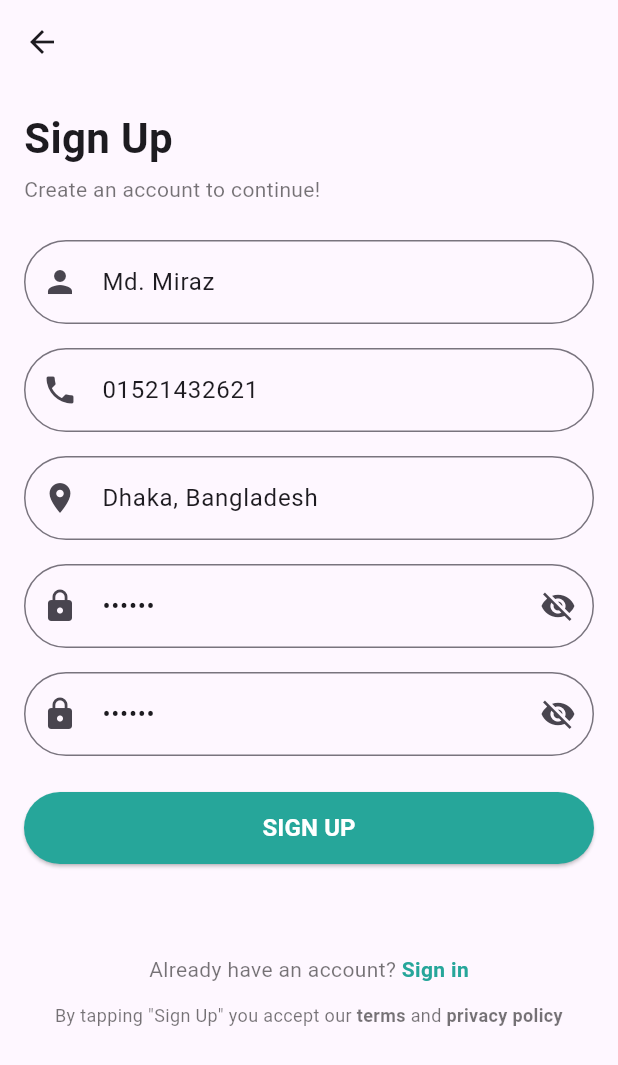
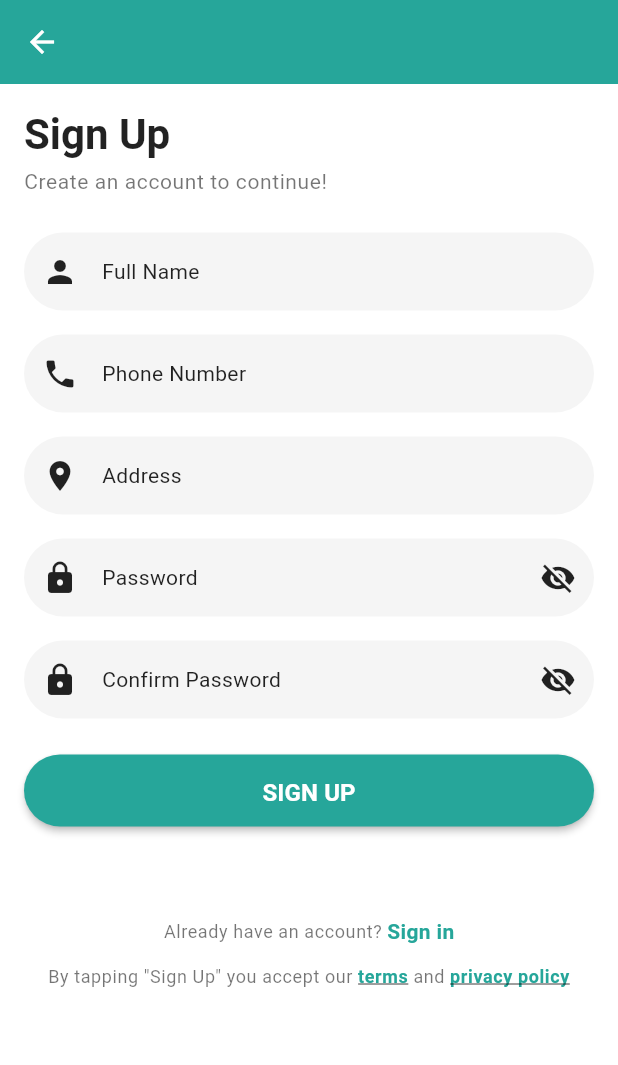
Before and after one commit to mirazanik/daily_food_price, a Flutter app: the screen it shows after launch, after a tap on "Sign up", on a phone screen of 412 x 824 dp. Shown: the top 1065 px of the screen. Run offline on Flutter 3.47's test engine with Material 3 defaults, Android fonts, the phone set to English and light mode, and no system bars; our stand-ins replace cached_network_image, flutter_svg, get, shared_preferences; network calls fail.

Commit message:
Update 3.0.0

```diff
--- /dev/null
+++ b/TODO.txt
@@ -0,0 +1 @@
+ flutter build appbundle --release
--- a/lib/app/modules/auth/views/sign_in_view.dart
+++ b/lib/app/modules/auth/views/sign_in_view.dart
@@ -47,22 +47,25 @@ class _SignInViewState extends State<SignInView> {
                   crossAxisAlignment: CrossAxisAlignment.start,
                   children: [
                     const SizedBox(height: 40),
-                    const Text(
+                    Text(
                       'Sign In',
-                      style: TextStyle(
+                      style: Theme.of(context).textTheme.titleLarge?.copyWith(
                         fontSize: 28,
                         fontWeight: FontWeight.bold,
                       ),
                     ),
                     const SizedBox(height: 8),
-                    const Text(
+                    Text(
                       'Welcome!\nPlease Login for taking our services.',
-                      style: TextStyle(fontSize: 14, color: Colors.black54),
+                      style: Theme.of(context).textTheme.bodySmall?.copyWith(
+                        fontSize: 14,
+                      ),
                     ),
                     const SizedBox(height: 32),
                     TextField(
                       controller: phoneController,
                       keyboardType: TextInputType.phone,
+                      style: Theme.of(context).textTheme.bodyMedium,
                       decoration: InputDecoration(
                         prefixIcon: const Icon(Icons.phone),
                         hintText: 'Phone Number',
@@ -78,6 +81,7 @@ class _SignInViewState extends State<SignInView> {
                     TextField(
                       controller: passwordController,
                       obscureText: obscurePassword,
+                      style: Theme.of(context).textTheme.bodyMedium,
                       decoration: InputDecoration(
                         prefixIcon: const Icon(Icons.lock),
                         hintText: 'Password',
@@ -106,12 +110,6 @@ class _SignInViewState extends State<SignInView> {
                       width: double.infinity,
                       height: 48,
                       child: ElevatedButton(
-                        style: ElevatedButton.styleFrom(
-                          backgroundColor: const Color(0xFF26A69A),
-                          shape: RoundedRectangleBorder(
-                            borderRadius: BorderRadius.circular(30),
-                          ),
-                        ),
                         onPressed: () {
                           authController.login(
                             phoneController.text.trim(),
@@ -123,7 +121,6 @@ class _SignInViewState extends State<SignInView> {
                           style: TextStyle(
                             fontSize: 16,
                             fontWeight: FontWeight.bold,
-                            color: Colors.white,
                           ),
                         ),
                       ),
@@ -135,9 +132,9 @@ class _SignInViewState extends State<SignInView> {
                         onPressed: () {
                           Get.toNamed(Routes.FORGOT_PASSWORD);
                         },
-                        child: const Text(
+                        child: Text(
                           'Forgot password?',
-                          style: TextStyle(color: Colors.black54),
+                          style: Theme.of(context).textTheme.bodySmall,
                         ),
                       ),
                     ),
@@ -145,16 +142,16 @@ class _SignInViewState extends State<SignInView> {
                     Row(
                       mainAxisAlignment: MainAxisAlignment.center,
                       children: [
-                        const Text(
+                        Text(
                           "Don't have an account? ",
-                          style: TextStyle(color: Colors.black54),
+                          style: Theme.of(context).textTheme.bodySmall,
                         ),
                         GestureDetector(
                           onTap: () => Get.toNamed(Routes.SIGN_UP),
-                          child: const Text(
+                          child: Text(
                             'Sign up',
                             style: TextStyle(
-                              color: Color(0xFF26A69A),
+                              color: Theme.of(context).primaryColor,
                               fontWeight: FontWeight.bold,
                             ),
                           ),
--- a/lib/app/modules/auth/views/sign_up_view.dart
+++ b/lib/app/modules/auth/views/sign_up_view.dart
@@ -1,7 +1,9 @@
 import 'package:flutter/material.dart';
+import 'package:flutter/gestures.dart';
 import 'package:get/get.dart';
 import 'package:http/http.dart' as http;
 import 'dart:convert';
+import 'package:url_launcher/url_launcher.dart';
 
 import '../../../routes/app_pages.dart';
 
@@ -24,11 +26,11 @@ class _SignUpViewState extends State<SignUpView> {
 
   @override
   Widget build(BuildContext context) {
-    nameController.text = 'Md. Miraz';
-    phoneController.text = '01521432621';
-    addressController.text = 'Dhaka, Bangladesh';
-    passwordController.text = '123456';
-    confirmPasswordController.text = '123456';
+    nameController.text = '';
+    phoneController.text = '';
+    addressController.text = '';
+    passwordController.text = '';
+    confirmPasswordController.text = '';
     return Scaffold(
       appBar: AppBar(title: const Text('')),
       body: SingleChildScrollView(
@@ -41,12 +43,17 @@ class _SignUpViewState extends State<SignUpView> {
                 Text(
                   'Sign Up',
                   textAlign: TextAlign.start,
-                  style: TextStyle(fontSize: 28, fontWeight: FontWeight.bold),
+                  style: Theme.of(context).textTheme.titleLarge?.copyWith(
+                    fontSize: 28,
+                    fontWeight: FontWeight.bold,
+                  ),
                 ),
                 const SizedBox(height: 4),
-                const Text(
+                Text(
                   'Create an account to continue!',
-                  style: TextStyle(fontSize: 14, color: Colors.black54),
+                  style: Theme.of(context).textTheme.bodySmall?.copyWith(
+                    fontSize: 14,
+                  ),
                 ),
                 Column(
                   children: [
@@ -112,12 +119,6 @@ class _SignUpViewState extends State<SignUpView> {
                       width: double.infinity,
                       height: 48,
                       child: ElevatedButton(
-                        style: ElevatedButton.styleFrom(
-                          backgroundColor: const Color(0xFF26A69A),
-                          shape: RoundedRectangleBorder(
-                            borderRadius: BorderRadius.circular(30),
-                          ),
-                        ),
                         onPressed: () {
 
                           signUpAndNavigate(
@@ -133,7 +134,6 @@ class _SignUpViewState extends State<SignUpView> {
                           style: TextStyle(
                             fontSize: 16,
                             fontWeight: FontWeight.bold,
-                            color: Colors.white,
                           ),
                         ),
                       ),
@@ -142,16 +142,16 @@ class _SignUpViewState extends State<SignUpView> {
                     Row(
                       mainAxisAlignment: MainAxisAlignment.center,
                       children: [
-                        const Text(
+                        Text(
                           'Already have an account? ',
-                          style: TextStyle(color: Colors.black54),
+                          style: Theme.of(context).textTheme.bodySmall,
                         ),
                         GestureDetector(
                           onTap: () => Get.toNamed(Routes.SIGN_IN),
-                          child: const Text(
+                          child: Text(
                             'Sign in',
                             style: TextStyle(
-                              color: Color(0xFF26A69A),
+                              color: Theme.of(context).primaryColor,
                               fontWeight: FontWeight.bold,
                             ),
                           ),
@@ -163,23 +163,34 @@ class _SignUpViewState extends State<SignUpView> {
                       child: Text.rich(
                         TextSpan(
                           text: 'By tapping "Sign Up" you accept our ',
-                          style: const TextStyle(
+                          style: Theme.of(context).textTheme.bodySmall?.copyWith(
                             fontSize: 12,
-                            color: Colors.black54,
                           ),
                           children: [
                             TextSpan(
                               text: 'terms',
-                              style: const TextStyle(
+                              style: TextStyle(
                                 fontWeight: FontWeight.bold,
+                                color: Theme.of(context).primaryColor,
+                                decoration: TextDecoration.underline,
                               ),
+                              recognizer: TapGestureRecognizer()
+                                ..onTap = () {
+                                  _launchURL('https://app.acibd.com/billprinting/terms-and-condition');
+                                },
                             ),
                             const TextSpan(text: ' and '),
                             TextSpan(
                               text: 'privacy policy',
-                              style: const TextStyle(
+                              style: TextStyle(
                                 fontWeight: FontWeight.bold,
+                                color: Theme.of(context).primaryColor,
+                                decoration: TextDecoration.underline,
                               ),
+                              recognizer: TapGestureRecognizer()
+                                ..onTap = () {
+                                  _launchURL('https://app.acibd.com/billprinting/privacy-policy');
+                                },
                             ),
                           ],
                         ),
@@ -197,6 +208,13 @@ class _SignUpViewState extends State<SignUpView> {
     );
   }
 
+  Future<void> _launchURL(String urlString) async {
+    final Uri url = Uri.parse(urlString);
+    if (!await launchUrl(url, mode: LaunchMode.externalApplication)) {
+      Get.snackbar('Error', 'Could not open the link');
+    }
+  }
+
   Widget _buildTextField({
     required TextEditingController controller,
     required String hint,
@@ -209,6 +227,7 @@ class _SignUpViewState extends State<SignUpView> {
       controller: controller,
       obscureText: obscureText,
       keyboardType: keyboardType,
+      style: Theme.of(context).textTheme.bodyMedium,
       decoration: InputDecoration(
         prefixIcon: Icon(icon),
         hintText: hint,
--- a/lib/app/modules/splash/views/splash_view.dart
+++ b/lib/app/modules/splash/views/splash_view.dart
@@ -28,7 +28,7 @@ class _SplashViewState extends State<SplashView> with SingleTickerProviderStateM
   @override
   Widget build(BuildContext context) {
     return Scaffold(
-      backgroundColor: const Color(0xFF26A69A),
+      backgroundColor: Theme.of(context).primaryColor,
       body: CustomImageView(
         alignment: Alignment.center,
         imagePath: "assets/images/logo.png",
--- /dev/null
+++ b/lib/constants/app_theme.dart
@@ -0,0 +1,207 @@
+import 'package:flutter/material.dart';
+
+class AppTheme {
+  // Brand Colors
+  static const Color primaryLight = Color(0xFF26A69A);
+  static const Color primaryDark = Color(0xFF1E8A7E);
+  static const Color accentLight = Color(0xFF24F6E3);
+  static const Color accentDark = Color(0xFF1DB5A8);
+
+  // Light Theme Colors
+  static ThemeData lightTheme = ThemeData(
+    useMaterial3: true,
+    brightness: Brightness.light,
+    primaryColor: primaryLight,
+    scaffoldBackgroundColor: Colors.white,
+
+    colorScheme: const ColorScheme.light(
+      primary: primaryLight,
+      secondary: accentLight,
+      surface: Colors.white,
+      error: Colors.red,
+      onPrimary: Colors.white,
+      onSecondary: Colors.black,
+      onSurface: Colors.black87,
+      onError: Colors.white,
+    ),
+
+    appBarTheme: const AppBarTheme(
+      backgroundColor: primaryLight,
+      foregroundColor: Colors.white,
+      elevation: 0,
+      iconTheme: IconThemeData(color: Colors.white),
+      titleTextStyle: TextStyle(
+        color: Colors.white,
+        fontSize: 18,
+        fontWeight: FontWeight.w500,
+      ),
+    ),
+
+    cardTheme: const CardThemeData(
+      color: Colors.white,
+      elevation: 2,
+      shape: RoundedRectangleBorder(borderRadius: BorderRadius.all(Radius.circular(12))),
+    ),
+
+    inputDecorationTheme: InputDecorationTheme(
+      filled: true,
+      fillColor: Colors.grey[100],
+      border: OutlineInputBorder(
+        borderRadius: BorderRadius.circular(30),
+        borderSide: BorderSide.none,
+      ),
+      enabledBorder: OutlineInputBorder(
+        borderRadius: BorderRadius.circular(30),
+        borderSide: BorderSide.none,
+      ),
+      focusedBorder: OutlineInputBorder(
+        borderRadius: BorderRadius.circular(30),
+        borderSide: const BorderSide(color: primaryLight, width: 2),
+      ),
+      contentPadding: const EdgeInsets.symmetric(vertical: 16, horizontal: 20),
+    ),
+
+    elevatedButtonTheme: ElevatedButtonThemeData(
+      style: ElevatedButton.styleFrom(
+        backgroundColor: primaryLight,
+        foregroundColor: Colors.white,
+        elevation: 2,
+        shape: RoundedRectangleBorder(
+          borderRadius: BorderRadius.circular(30),
+        ),
+        padding: const EdgeInsets.symmetric(vertical: 14, horizontal: 24),
+      ),
+    ),
+
+    textTheme: const TextTheme(
+      bodyLarge: TextStyle(color: Colors.black87),
+      bodyMedium: TextStyle(color: Colors.black87),
+      bodySmall: TextStyle(color: Colors.black54),
+      titleLarge: TextStyle(color: Colors.black87, fontWeight: FontWeight.bold),
+      titleMedium: TextStyle(color: Colors.black87, fontWeight: FontWeight.w600),
+      titleSmall: TextStyle(color: Colors.black87),
+    ),
+
+    iconTheme: const IconThemeData(color: Colors.black54),
+
+    dividerColor: Colors.grey[300],
+  );
+
+  // Dark Theme Colors
+  static ThemeData darkTheme = ThemeData(
+    useMaterial3: true,
+    brightness: Brightness.dark,
+    primaryColor: primaryDark,
+    scaffoldBackgroundColor: const Color(0xFF121212),
+
+    colorScheme: const ColorScheme.dark(
+      primary: primaryDark,
+      secondary: accentDark,
+      surface: Color(0xFF1E1E1E),
+      error: Colors.redAccent,
+      onPrimary: Colors.white,
+      onSecondary: Colors.white,
+      onSurface: Colors.white70,
+      onError: Colors.black,
+    ),
+
+    appBarTheme: const AppBarTheme(
+      backgroundColor: primaryDark,
+      foregroundColor: Colors.white,
+      elevation: 0,
+      iconTheme: IconThemeData(color: Colors.white),
+      titleTextStyle: TextStyle(
+        color: Colors.white,
+        fontSize: 18,
+        fontWeight: FontWeight.w500,
+      ),
+    ),
+
+    cardTheme: const CardThemeData(
+      color: Color(0xFF1E1E1E),
+      elevation: 4,
+      shape: RoundedRectangleBorder(borderRadius: BorderRadius.all(Radius.circular(12))),
+    ),
+
+    inputDecorationTheme: InputDecorationTheme(
+      filled: true,
+      fillColor: const Color(0xFF2C2C2C),
+      border: OutlineInputBorder(
+        borderRadius: BorderRadius.circular(30),
+        borderSide: BorderSide.none,
+      ),
+      enabledBorder: OutlineInputBorder(
+        borderRadius: BorderRadius.circular(30),
+        borderSide: BorderSide.none,
+      ),
+      focusedBorder: OutlineInputBorder(
+        borderRadius: BorderRadius.circular(30),
+        borderSide: const BorderSide(color: primaryDark, width: 2),
+      ),
+      hintStyle: const TextStyle(color: Colors.white38),
+      prefixIconColor: Colors.white54,
+      suffixIconColor: Colors.white54,
+      contentPadding: const EdgeInsets.symmetric(vertical: 16, horizontal: 20),
+    ),
+
+    elevatedButtonTheme: ElevatedButtonThemeData(
+      style: ElevatedButton.styleFrom(
+        backgroundColor: primaryDark,
+        foregroundColor: Colors.white,
+        elevation: 2,
+        shape: RoundedRectangleBorder(
+          borderRadius: BorderRadius.circular(30),
+        ),
+        padding: const EdgeInsets.symmetric(vertical: 14, horizontal: 24),
+      ),
+    ),
+
+    textTheme: const TextTheme(
+      bodyLarge: TextStyle(color: Colors.white70),
+      bodyMedium: TextStyle(color: Colors.white70),
+      bodySmall: TextStyle(color: Colors.white54),
+      titleLarge: TextStyle(color: Colors.white, fontWeight: FontWeight.bold),
+      titleMedium: TextStyle(color: Colors.white, fontWeight: FontWeight.w600),
+      titleSmall: TextStyle(color: Colors.white70),
+    ),
+
+    iconTheme: const IconThemeData(color: Colors.white70),
+
+    dividerColor: Colors.white24,
+  );
+
+  // Custom colors for specific widgets
+  static Color getFilterBackgroundColor(BuildContext context) {
+    return Theme.of(context).brightness == Brightness.light
+        ? Colors.grey[100]!
+        : const Color(0xFF2C2C2C);
+  }
+
+  static Color getTableHeaderColor(BuildContext context) {
+    return Theme.of(context).brightness == Brightness.light
+        ? primaryLight
+        : primaryDark;
+  }
+
+  static Color getTableRowColor(BuildContext context, int index) {
+    if (Theme.of(context).brightness == Brightness.light) {
+      return index % 2 == 0 ? Colors.white : Colors.grey[100]!;
+    } else {
+      return index % 2 == 0 ? const Color(0xFF1E1E1E) : const Color(0xFF252525);
+    }
+  }
+
+  static Color getInputFillColor(BuildContext context) {
+    return Theme.of(context).brightness == Brightness.light
+        ? Colors.white
+        : const Color(0xFF2C2C2C);
+  }
+
+  static Color getDropdownHighlightColor(BuildContext context, bool isSubmitted) {
+    if (Theme.of(context).brightness == Brightness.light) {
+      return isSubmitted ? const Color(0xFF24F6E3) : Colors.white;
+    } else {
+      return isSubmitted ? accentDark : const Color(0xFF2C2C2C);
+    }
+  }
+}
--- /dev/null
+++ b/lib/controllers/theme_controller.dart
@@ -0,0 +1,66 @@
+import 'package:flutter/material.dart';
+import 'package:get/get.dart';
+import 'package:shared_preferences/shared_preferences.dart';
+
+class ThemeController extends GetxController {
+  static const String _themeKey = 'theme_mode';
+
+  // Observable theme mode
+  final Rx<ThemeMode> themeMode = ThemeMode.light.obs;
+
+  @override
+  void onInit() {
+    super.onInit();
+    _loadThemeMode();
+  }
+
+  // Load saved theme mode from SharedPreferences
+  Future<void> _loadThemeMode() async {
+    final prefs = await SharedPreferences.getInstance();
+    final savedTheme = prefs.getString(_themeKey);
+
+    if (savedTheme != null) {
+      themeMode.value = savedTheme == 'dark' ? ThemeMode.dark : ThemeMode.light;
+    } else {
+      // Default to system theme
+      themeMode.value = ThemeMode.system;
+    }
+  }
+
+  // Toggle between light and dark theme
+  Future<void> toggleTheme() async {
+    if (themeMode.value == ThemeMode.light) {
+      themeMode.value = ThemeMode.dark;
+      await _saveThemeMode('dark');
+    } else {
+      themeMode.value = ThemeMode.light;
+      await _saveThemeMode('light');
+    }
+  }
+
+  // Set specific theme mode
+  Future<void> setThemeMode(ThemeMode mode) async {
+    themeMode.value = mode;
+    if (mode == ThemeMode.dark) {
+      await _saveThemeMode('dark');
+    } else if (mode == ThemeMode.light) {
+      await _saveThemeMode('light');
+    } else {
+      await _saveThemeMode('system');
+    }
+  }
+
+  // Save theme mode to SharedPreferences
+  Future<void> _saveThemeMode(String mode) async {
+    final prefs = await SharedPreferences.getInstance();
+    await prefs.setString(_themeKey, mode);
+  }
+
+  // Check if current theme is dark
+  bool get isDarkMode {
+    if (themeMode.value == ThemeMode.system) {
+      return Get.isPlatformDarkMode;
+    }
+    return themeMode.value == ThemeMode.dark;
+  }
+}
--- a/lib/main.dart
+++ b/lib/main.dart
@@ -3,14 +3,33 @@ import 'package:flutter/material.dart';
 import 'package:get/get.dart';
 
 import 'app/routes/app_pages.dart';
+import 'constants/app_theme.dart';
+import 'controllers/theme_controller.dart';
 
 void main() {
-  runApp(
-    GetMaterialApp(
-      title: "Application",
-      initialRoute: AppPages.INITIAL,
-      getPages: AppPages.routes,
-      debugShowCheckedModeBanner: false,
-    ),
-  );
+  // Initialize theme controller
+  Get.put(ThemeController());
+
+  runApp(const MyApp());
 }
+
+class MyApp extends StatelessWidget {
+  const MyApp({super.key});
+
+  @override
+  Widget build(BuildContext context) {
+    final ThemeController themeController = Get.find();
+
+    return Obx(
+      () => GetMaterialApp(
+        title: "Daily Food Price",
+        initialRoute: AppPages.INITIAL,
+        getPages: AppPages.routes,
+        debugShowCheckedModeBanner: false,
+        theme: AppTheme.lightTheme,
+        darkTheme: AppTheme.darkTheme,
+        themeMode: themeController.themeMode.value,
+      ),
+    );
+  }
+}
--- a/pubspec.yaml
+++ b/pubspec.yaml
@@ -16,7 +16,7 @@ publish_to: "none" # Remove this line if you wish to publish to pub.dev
 # https://developer.apple.com/library/archive/documentation/General/Reference/InfoPlistKeyReference/Articles/CoreFoundationKeys.html
 # In Windows, build-name is used as the major, minor, and patch parts
 # of the product and file versions while build-number is used as the build suffix.
-version: 1.0.0+1
+version: 3.0.0+3
 
 environment:
   sdk: ^3.7.2
@@ -39,6 +39,7 @@ dependencies:
   shared_preferences: ^2.2.2
   cached_network_image: ^3.4.1
   flutter_svg: ^2.0.15
+  url_launcher: ^6.3.1
 
 dev_dependencies:
   flutter_test:
```
Also changed, not shown: lib/app/modules/auth/views/forgot_password_view.dart (+8 -11 lines), lib/app/modules/auth/views/reset_password_view.dart (+9 -11 lines), lib/app/modules/home/views/home_view.dart (+57 -38 lines), .claude/settings.local.json, pubspec.lock, 6 other files.
